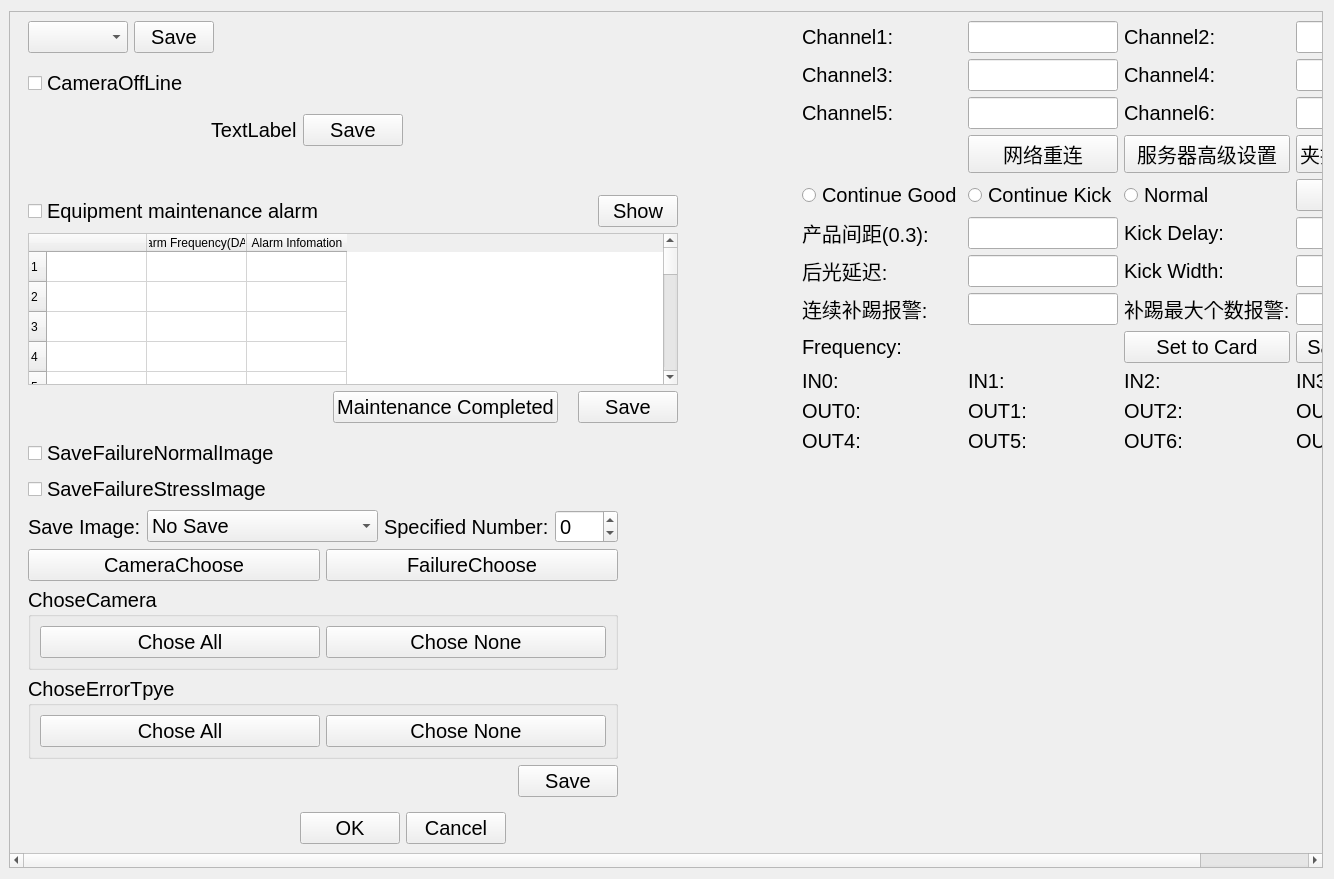
Before: the Qt Designer form widget_test.ui in wwlzq5/3tai, drawn with Qt 5.
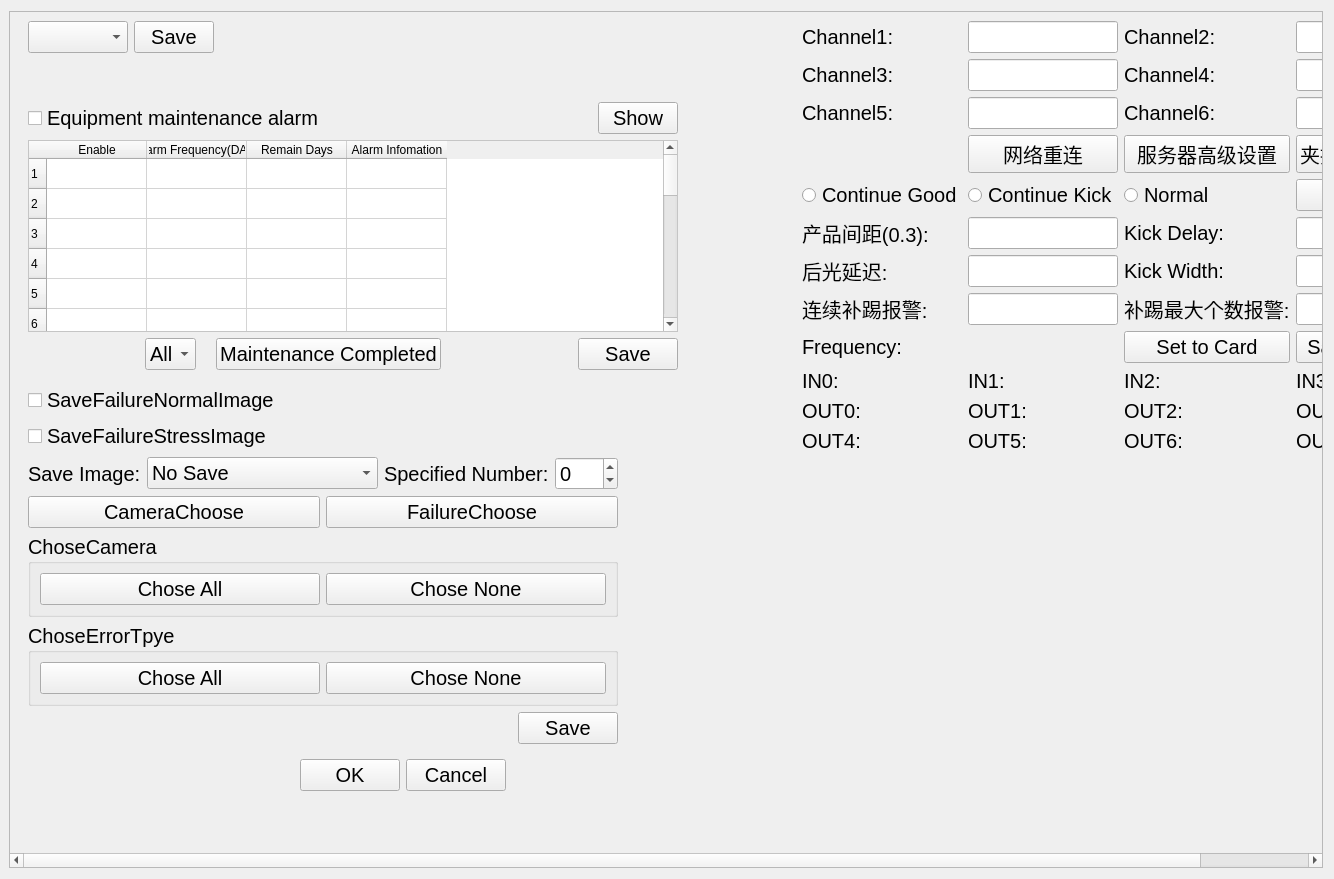
After: the same form once the commit is applied. Custom widgets are drawn as their Qt base class.

Patch:
```diff
--- a/widget_test.ui
+++ b/widget_test.ui
@@ -48,10 +48,10 @@
      <widget class="QWidget" name="scrollAreaWidgetContents">
       <property name="geometry">
        <rect>
-        <x>-416</x>
-        <y>-139</y>
+        <x>0</x>
+        <y>0</y>
         <width>1707</width>
-        <height>973</height>
+        <height>857</height>
        </rect>
       </property>
       <layout class="QHBoxLayout" name="horizontalLayout_2" stretch="1,1">
@@ -102,114 +102,6 @@
            </layout>
           </widget>
          </item>
-         <item>
-          <widget class="DHBaseWidget" name="widget_CameraSurveillance" native="true">
-           <property name="sizePolicy">
-            <sizepolicy hsizetype="Minimum" vsizetype="Preferred">
-             <horstretch>0</horstretch>
-             <verstretch>0</verstretch>
-            </sizepolicy>
-           </property>
-           <layout class="QVBoxLayout" name="verticalLayout_18">
-            <property name="topMargin">
-             <number>0</number>
-            </property>
-            <item>
-             <layout class="QVBoxLayout" name="namelayout_CameraSurveillance"/>
-            </item>
-            <item>
-             <layout class="QHBoxLayout" name="horizontalLayout_27">
-              <item>
-               <layout class="QVBoxLayout" name="verticalLayout_19">
-                <item>
-                 <layout class="QHBoxLayout" name="horizontalLayout_28">
-                  <item>
-                   <widget class="QCheckBox" name="checkBox_CameraOffLine">
-                    <property name="sizePolicy">
-                     <sizepolicy hsizetype="Preferred" vsizetype="Preferred">
-                      <horstretch>0</horstretch>
-                      <verstretch>0</verstretch>
-                     </sizepolicy>
-                    </property>
-                    <property name="text">
-                     <string>CameraOffLine</string>
-                    </property>
-                   </widget>
-                  </item>
-                 </layout>
-                </item>
-                <item>
-                 <widget class="QWidget" name="widget_StatisErrorType_4" native="true">
-                  <property name="minimumSize">
-                   <size>
-                    <width>0</width>
-                    <height>0</height>
-                   </size>
-                  </property>
-                  <layout class="QGridLayout" name="gridLayout_25">
-                   <property name="margin">
-                    <number>2</number>
-                   </property>
-                  </layout>
-                 </widget>
-                </item>
-                <item>
-                 <layout class="QHBoxLayout" name="horizontalLayout_31">
-                  <item>
-                   <spacer name="horizontalSpacer_15">
-                    <property name="orientation">
-                     <enum>Qt::Horizontal</enum>
-                    </property>
-                    <property name="sizeHint" stdset="0">
-                     <size>
-                      <width>40</width>
-                      <height>20</height>
-                     </size>
-                    </property>
-                   </spacer>
-                  </item>
-                  <item>
-                   <widget class="QLabel" name="CameraMonitor_Status">
-                    <property name="text">
-                     <string>TextLabel</string>
-                    </property>
-                   </widget>
-                  </item>
-                  <item>
-                   <widget class="QPushButton" name="btnOK_CameraSurveillance">
-                    <property name="minimumSize">
-                     <size>
-                      <width>100</width>
-                      <height>0</height>
-                     </size>
-                    </property>
-                    <property name="text">
-                     <string>Save</string>
-                    </property>
-                   </widget>
-                  </item>
-                 </layout>
-                </item>
-               </layout>
-              </item>
-              <item>
-               <spacer name="horizontalSpacer_16">
-                <property name="orientation">
-                 <enum>Qt::Horizontal</enum>
-                </property>
-                <property name="sizeHint" stdset="0">
-                 <size>
-                  <width>40</width>
-                  <height>20</height>
-                 </size>
-                </property>
-               </spacer>
-              </item>
-             </layout>
-            </item>
-           </layout>
-          </widget>
-         </item>
          <item>
           <widget class="DHBaseWidget" name="widget_EquipAlarm" native="true">
            <property name="minimumSize">
@@ -236,7 +128,13 @@
             </property>
             <item>
              <widget class="QWidget" name="widget_2" native="true">
-              <layout class="QHBoxLayout" name="horizontalLayout_23">
+              <property name="minimumSize">
+               <size>
+                <width>0</width>
+                <height>0</height>
+               </size>
+              </property>
+              <layout class="QHBoxLayout" name="horizontalLayout_4">
                <item>
                 <layout class="QVBoxLayout" name="verticalLayout_20">
                  <item>
@@ -308,7 +206,7 @@
                    <row/>
                    <column>
                     <property name="text">
-                     <string/>
+                     <string>Enable</string>
                     </property>
                    </column>
                    <column>
@@ -316,6 +214,11 @@
                      <string>Alarm Frequency(DAY)</string>
                     </property>
                    </column>
+                   <column>
+                    <property name="text">
+                     <string>Remain Days</string>
+                    </property>
+                   </column>
                    <column>
                     <property name="text">
                      <string>Alarm Infomation</string>
@@ -351,6 +254,115 @@
                      </property>
                     </layout>
                    </item>
+                   <item>
+                    <widget class="QComboBox" name="comboBox_EquipAlarm">
+                     <item>
+                      <property name="text">
+                       <string>All</string>
+                      </property>
+                     </item>
+                     <item>
+                      <property name="text">
+                       <string>1</string>
+                      </property>
+                     </item>
+                     <item>
+                      <property name="text">
+                       <string>2</string>
+                      </property>
+                     </item>
+                     <item>
+                      <property name="text">
+                       <string>3</string>
+                      </property>
+                     </item>
+                     <item>
+                      <property name="text">
+                       <string>4</string>
+                      </property>
+                     </item>
+                     <item>
+                      <property name="text">
+                       <string>5</string>
+                      </property>
+                     </item>
+                     <item>
+                      <property name="text">
+                       <string>6</string>
+                      </property>
+                     </item>
+                     <item>
+                      <property name="text">
+                       <string>7</string>
+                      </property>
+                     </item>
+                     <item>
+                      <property name="text">
+                       <string>8</string>
+                      </property>
+                     </item>
+                     <item>
+                      <property name="text">
+                       <string>9</string>
+                      </property>
+                     </item>
+                     <item>
+                      <property name="text">
+                       <string>10</string>
+                      </property>
+                     </item>
+                     <item>
+                      <property name="text">
+                       <string>11</string>
+                      </property>
+                     </item>
+                     <item>
+                      <property name="text">
+                       <string>12</string>
+                      </property>
+                     </item>
+                     <item>
+                      <property name="text">
+                       <string>13</string>
+                      </property>
+                     </item>
+                     <item>
+                      <property name="text">
+                       <string>14</string>
+                      </property>
+                     </item>
+                     <item>
+                      <property name="text">
+                       <string>15</string>
+                      </property>
+                     </item>
+                     <item>
+                      <property name="text">
+                       <string>16</string>
+                      </property>
+                     </item>
+                     <item>
+                      <property name="text">
+                       <string>17</string>
+                      </property>
+                     </item>
+                     <item>
+                      <property name="text">
+                       <string>18</string>
+                      </property>
+                     </item>
+                     <item>
+                      <property name="text">
+                       <string>19</string>
+                      </property>
+                     </item>
+                     <item>
+                      <property name="text">
+                       <string>20</string>
+                      </property>
+                     </item>
+                    </widget>
+                   </item>
                    <item>
                     <widget class="QPushButton" name="btn_ClearAlarm">
                      <property name="text">
@@ -358,6 +370,19 @@
                      </property>
                     </widget>
                    </item>
+                   <item>
+                    <spacer name="horizontalSpacer_10">
+                     <property name="orientation">
+                      <enum>Qt::Horizontal</enum>
+                     </property>
+                     <property name="sizeHint" stdset="0">
+                      <size>
+                       <width>40</width>
+                       <height>20</height>
+                      </size>
+                     </property>
+                    </spacer>
+                   </item>
                    <item>
                     <widget class="QPushButton" name="btnOk_EquipAlarm">
                      <property name="minimumSize">
```
